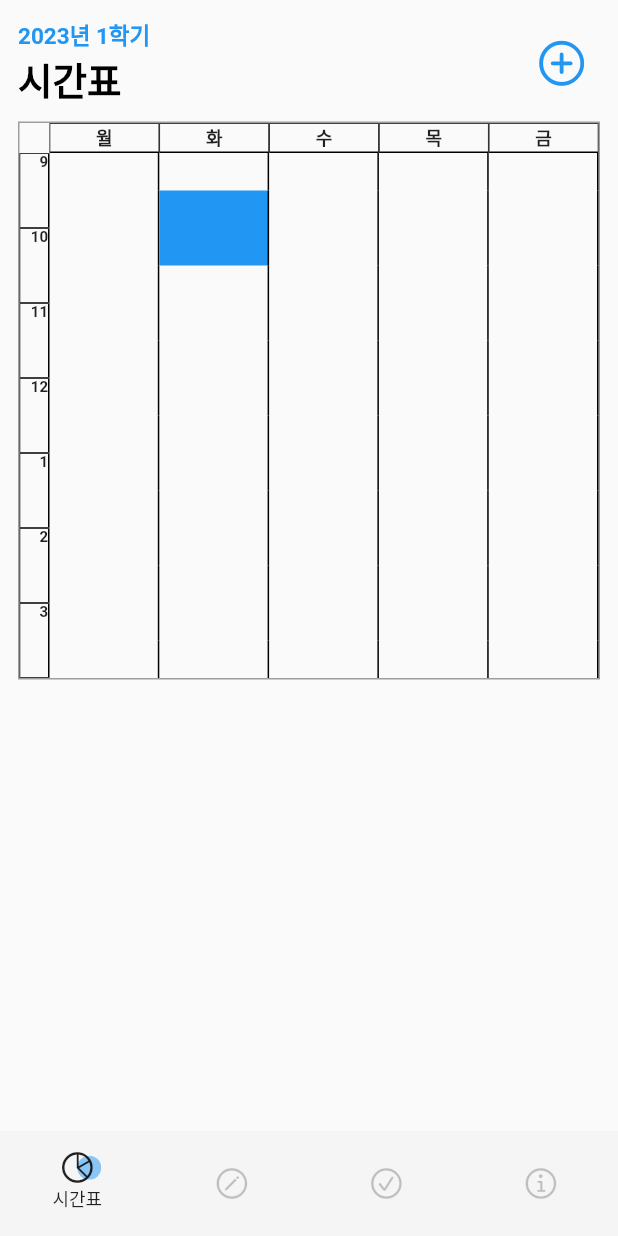
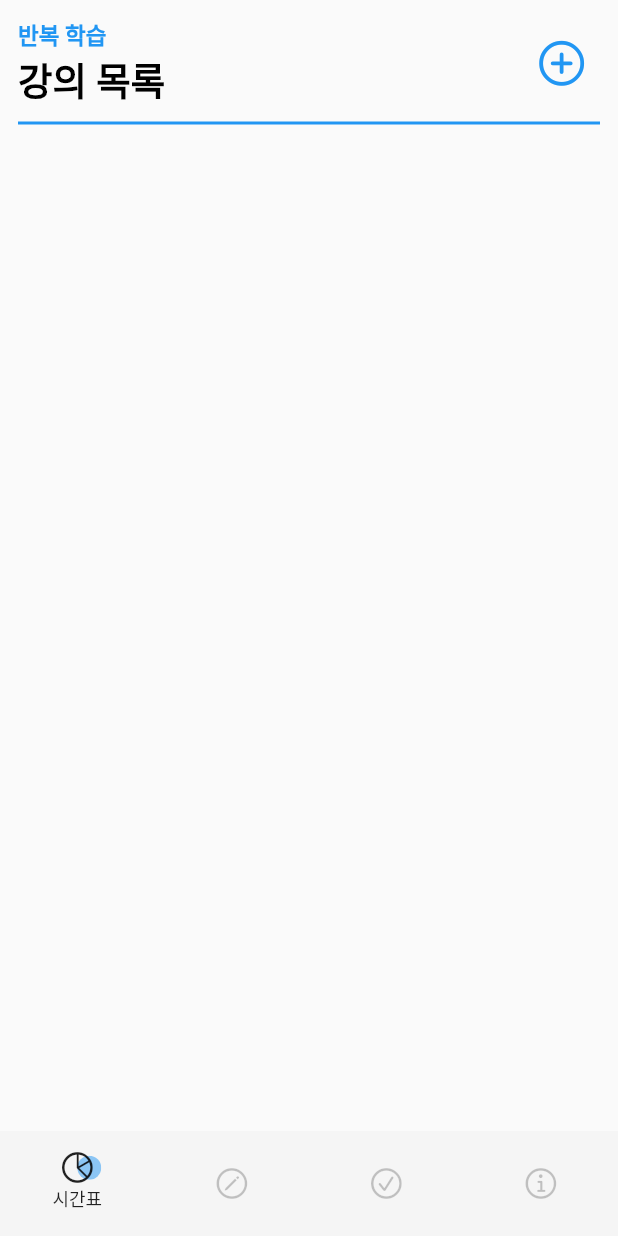
Before and after one commit to dwkim0101/univcal, a Flutter app: the screen it shows after launch, on a phone screen of 412 x 824 dp. Run offline on Flutter 3.47's test engine with Material 2 defaults, Android fonts, the phone set to English and light mode, and no system bars; our stand-ins replace table_calendar.

Commit message:
calendar update, timetable floating button animate

```diff
--- a/lib/screens/timetable.dart
+++ b/lib/screens/timetable.dart
@@ -36,113 +36,11 @@ class _TimeTableState extends State<TimeTable> {
       width: double.infinity,
       decoration: BoxDecoration(
         border: Border.all(
-          color: Colors.grey,
+          color: Colors.blue,
         ),
         // borderRadius: const BorderRadius.all(Radius.circular(5))
       ),
-      child: _makeInnerTable(),
-    );
-  }
-
-  _makeInnerTable() {
-    // _timetableEventList[1].add(true);
-    int size = 7;
-    for (int i = 0; i < _timetableEventList.length; i++) {
-      if (size < _timetableEventList[i].length) {
-        size = _timetableEventList[i].length;
-      }
-      print(_timetableEventList[i].length);
-    }
-    print(size);
-    const double firstBoxSize = 20.0;
-    const double defaultBoxSize = 50.0;
-
-    return Row(
-      children: [
-        Column(
-          children: [
-            const SizedBox(
-              //first Container
-              width: firstBoxSize,
-              height: firstBoxSize,
-              // decoration: BoxDecoration(
-              //   border: Border.all(
-              //     width: 0.5,
-              //     color: Colors.green,
-              //   ),
-              // ),
-            ),
-            ...List<Widget>.generate(size ~/ 2, (idx) {
-              return Container(
-                alignment: Alignment.topRight,
-                height: defaultBoxSize,
-                width: firstBoxSize,
-                decoration: const BoxDecoration(
-                  border: Border(
-                    top: BorderSide(width: 0.5),
-                    bottom: BorderSide(width: 0.5),
-                    left: BorderSide(width: 0.5),
-                    right: BorderSide(width: 1),
-                  ),
-                ),
-                child: Text(
-                  (idx + startTimeValue > 12
-                          ? idx + startTimeValue - 12
-                          : idx + startTimeValue)
-                      .toString(),
-                  style: const TextStyle(
-                    fontSize: 10,
-                    fontWeight: FontWeight.bold,
-                  ),
-                ),
-              );
-            }, growable: true)
-                .toList(),
-          ],
-        ),
-        ...List<Widget>.generate(5, (dateIndex) {
-          return Expanded(
-            flex: 1,
-            child: Column(
-              children: [
-                Container(
-                  alignment: Alignment.center,
-                  width: double.infinity,
-                  height: firstBoxSize,
-                  decoration: const BoxDecoration(
-                    border: Border(
-                      top: BorderSide(width: 0.5),
-                      bottom: BorderSide(width: 1),
-                      left: BorderSide(width: 0.5),
-                      right: BorderSide(width: 0.5),
-                    ),
-                  ),
-                  child: Text(
-                    dateNameList[dateIndex].toString(),
-                    style: const TextStyle(
-                      fontSize: 12,
-                      fontWeight: FontWeight.bold,
-                    ),
-                  ),
-                ),
-                ...List<Widget>.generate(size, (timeIndex) {
-                  return Container(
-                    height: defaultBoxSize / 2,
-                    width: double.infinity,
-                    decoration: BoxDecoration(
-                      color: _timetableEventList[dateIndex][timeIndex]
-                          ? Colors.blue
-                          : Colors.transparent,
-                      border:
-                          _eventBlockBorderConstructor(dateIndex, timeIndex),
-                    ),
-                  );
-                }),
-              ],
-            ),
-          );
-        }),
-      ],
+      // child: _makeInnerTable(),
     );
   }
 
@@ -169,7 +67,7 @@ class _TimeTableState extends State<TimeTable> {
                       crossAxisAlignment: CrossAxisAlignment.start,
                       children: const [
                         Text(
-                          '2023년 1학기',
+                          '반복 학습', //TODO: 이름 어떻게 컨트롤할지 생각
                           style: TextStyle(
                             color: Colors.blue,
                             fontSize: 15,
@@ -177,7 +75,7 @@ class _TimeTableState extends State<TimeTable> {
                           ),
                         ),
                         Text(
-                          '시간표',
+                          '강의 목록',
                           style: TextStyle(
                             color: Colors.black,
                             fontSize: 25,
@@ -198,6 +96,10 @@ class _TimeTableState extends State<TimeTable> {
                   height: 10,
                 ),
                 _makeTableContainer(),
+                const SizedBox(
+                  height: 10,
+                ),
+                Column()
               ],
             ),
           ),
```
Also changed, not shown: 1 other file.
